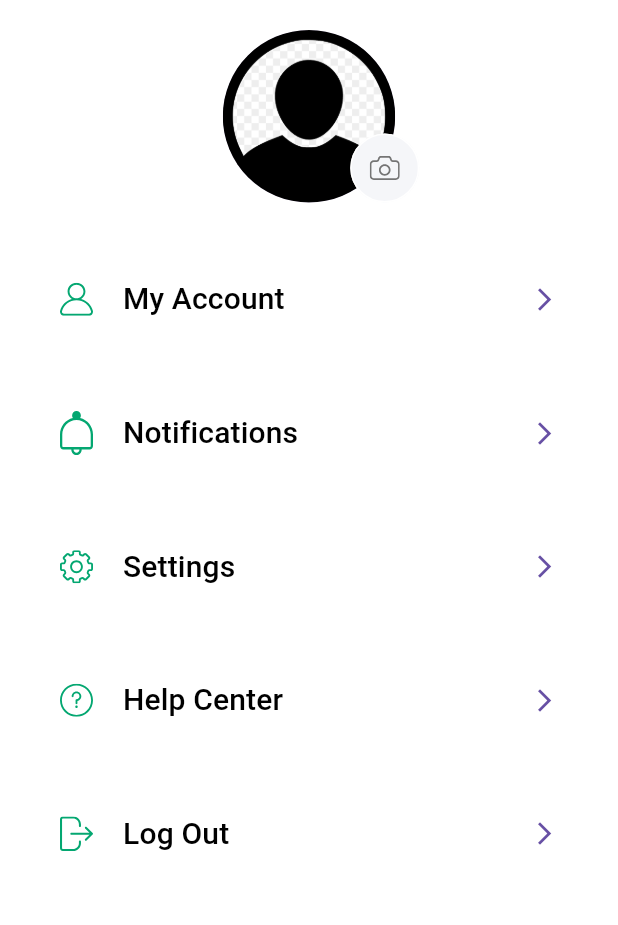
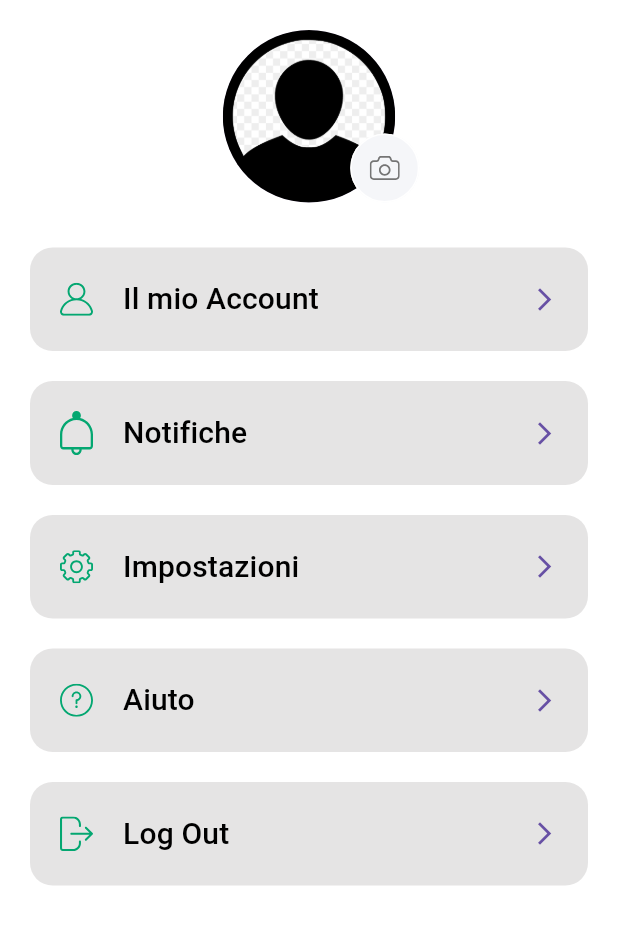
Before and after one commit to umberto-bianchin/app-pizzeria, a Flutter app: the VerifyEmailScreen screen opened directly, on a phone screen of 412 x 824 dp. Shown: the top 925 px of the screen. Run offline on Flutter 3.47's test engine with Material 2 defaults, Android fonts, the phone set to English and light mode, and no system bars; our stand-ins replace email_validator, firebase_auth, firebase_core, flutter_svg, google_maps_flutter, google_sign_in; accounts and stored records are empty; Roboto replaces fonts that are missing (Gilroy); statements that could not run were skipped.

Commit message:
small changes

```diff
--- a/lib/screen/user.dart
+++ b/lib/screen/user.dart
@@ -18,22 +18,22 @@ class UserScreen extends StatelessWidget {
           const ProfilePic(),
           const SizedBox(height: 20),
           ProfileMenu(
-            text: "My Account",
+            text: "Il mio Account",
             icon: "assets/images/user_icon.svg",
             press: () => {},
           ),
           ProfileMenu(
-            text: "Notifications",
+            text: "Notifiche",
             icon: "assets/images/bell.svg",
             press: () {},
           ),
           ProfileMenu(
-            text: "Settings",
+            text: "Impostazioni",
             icon: "assets/images/settings.svg",
             press: () {},
           ),
           ProfileMenu(
-            text: "Help Center",
+            text: "Aiuto",
             icon: "assets/images/question_mark.svg",
             press: () {},
           ),
--- a/lib/widget/user_widget/profile_menu.dart
+++ b/lib/widget/user_widget/profile_menu.dart
@@ -20,6 +20,7 @@ class ProfileMenu extends StatelessWidget {
       child: TextButton(
         style: TextButton.styleFrom(
           padding: const EdgeInsets.all(20),
+          backgroundColor: const Color.fromARGB(255, 229, 228, 228),
           shape: RoundedRectangleBorder(
             borderRadius: BorderRadius.circular(15),
           ),
```
